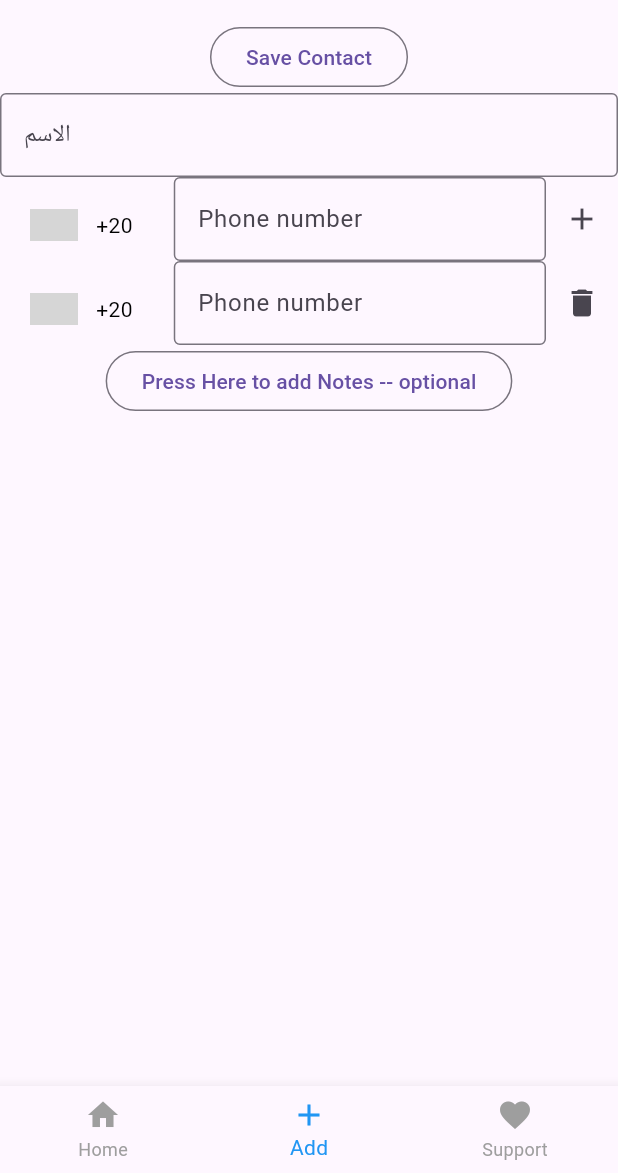
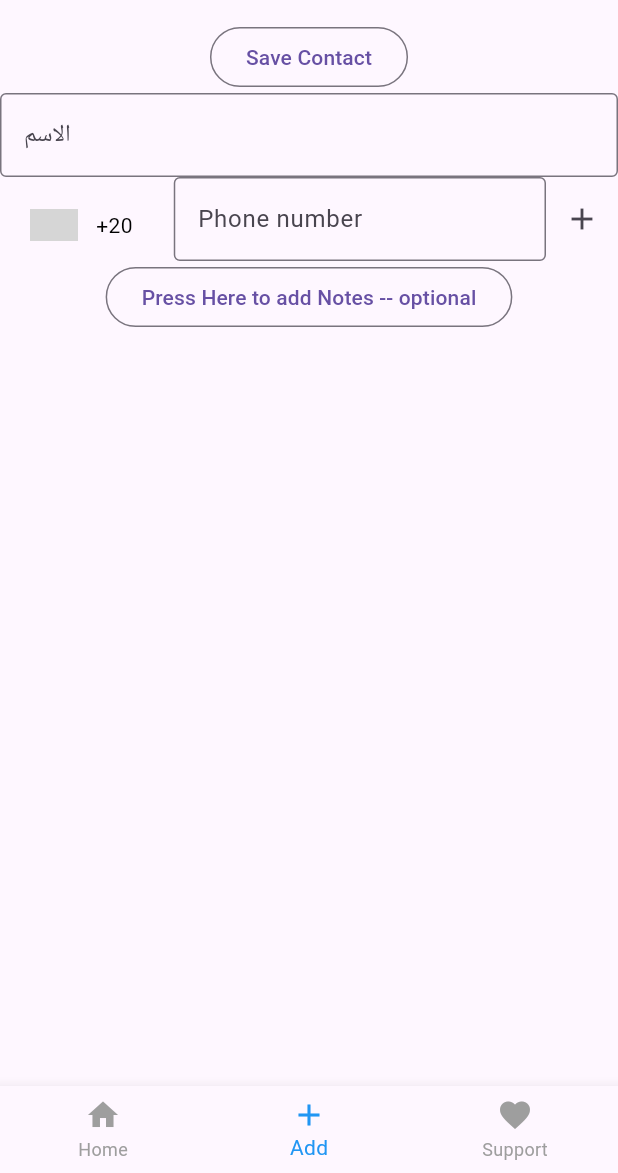
Before and after one commit to itstanany/odontoo-flutter, a Flutter app: the screen it shows after launch, item 2 of the bottom bar chosen, after a tap on the "add" icon, on a phone screen of 412 x 824 dp, the part 63-1236 px from its top. Run offline on Flutter 3.47's test engine with Material 3 defaults, Android fonts, the light colour scheme and no system bars; drawn by our look-alikes of intl_phone_number_input; our stand-ins replace bloc, floor, flutter_bloc, font_awesome_flutter, sqflite; accounts and stored records are empty; generated files the repository leaves out were written again; grey boxes are pictures that could not be loaded.

Commit message:
setup BLoC for Add user contact screen

```diff
--- /dev/null
+++ b/lib/presentation/add_user_contact_screen/bloc/add_user_contact_event.dart
@@ -0,0 +1,25 @@
+part of 'add_user_contact_bloc.dart';
+
+@immutable
+sealed class AddUserContactEvent {
+  const AddUserContactEvent();
+}
+
+final class _SubmitBtnClicked extends AddUserContactEvent {
+  const _SubmitBtnClicked();
+}
+
+final class _AddUserPhoneNumClicked extends AddUserContactEvent {
+  const _AddUserPhoneNumClicked();
+}
+
+final class PhoneNumChanged extends AddUserContactEvent {
+  const PhoneNumChanged(
+    this.index,
+    this.countryPhoneCode,
+    this.phoneNumber,
+  );
+  final int index;
+  final String countryPhoneCode;
+  final String phoneNumber;
+}
--- /dev/null
+++ b/lib/presentation/add_user_contact_screen/bloc/add_user_contact_state.dart
@@ -0,0 +1,51 @@
+part of 'add_user_contact_bloc.dart';
+
+@immutable
+sealed class AddUserContactState {
+  final AddUserContactFormInput addUserContactFormInput;
+  // const AddUserContactState._({
+  //   this.addUserContactFormInput = const AddUserContactFormInput(),
+  // });
+  //
+  // const AddUserContactState.initial() : this._();
+  //
+  // const AddUserContactState.active(
+  //   AddUserContactFormInput addUserContactFormInput,
+  // ) : this._(addUserContactFormInput: addUserContactFormInput);
+
+  const AddUserContactState(this.addUserContactFormInput);
+}
+
+class AddUserContactStateInitial extends AddUserContactState {
+  const AddUserContactStateInitial() : super(const AddUserContactFormInput());
+}
+
+class AddUserContactStateActive extends AddUserContactState {
+  const AddUserContactStateActive(
+    AddUserContactFormInput addUserContactFormInput,
+  ) : super(addUserContactFormInput);
+}
+
+class AddUserContactFormInput {
+  final List<String> numbers;
+  final List<String> dialCodes;
+  final List<int> keys;
+
+  const AddUserContactFormInput({
+    this.numbers = const [""],
+    this.dialCodes = const [""],
+    this.keys = const [1],
+  });
+
+  AddUserContactFormInput copyWith({
+    List<String>? numbers,
+    List<String>? dialCodes,
+    List<int>? keys,
+  }) {
+    return AddUserContactFormInput(
+      numbers: numbers ?? this.numbers,
+      dialCodes: dialCodes ?? this.dialCodes,
+      keys: keys ?? this.keys,
+    );
+  }
+}
--- a/lib/widgets/AddNewContactScreen.dart
+++ b/lib/widgets/AddNewContactScreen.dart
@@ -1,6 +1,8 @@
 import 'package:flutter/material.dart';
+import 'package:flutter_bloc/flutter_bloc.dart';
 import 'package:intl_phone_number_input/intl_phone_number_input.dart';
 import 'package:odontoo/main.dart';
+import 'package:odontoo/presentation/add_user_contact_screen/bloc/add_user_contact_bloc.dart';
 
 import '../data/db/entities/UserContactDBEntity.dart';
 import '../data/db/user_database.dart';
@@ -68,6 +70,114 @@ class _AddNewContactScreenState extends State<AddNewContactScreen> {
   Widget build(BuildContext context) {
     print(numbers);
     print(dialCodes);
+
+    return BlocProvider<AddUserContactBloc>(
+      create: (context) => AddUserContactBloc(),
+      child: BlocBuilder<AddUserContactBloc, AddUserContactState>(
+        builder: (context, state) {
+          final addUFI = state.addUserContactFormInput;
+          return Column(
+            children: [
+              OutlinedButton(
+                onPressed: () => saveContact(), // Call the saveContact function
+                child: Text("Save Contact"),
+              ),
+              TextField(
+                autocorrect: false,
+                decoration: InputDecoration(
+                    border: OutlineInputBorder(), hintText: "الاسم"),
+                controller: nameController,
+              ),
+              ...List.generate(
+                state.addUserContactFormInput.numbers.length,
+                (index) => Row(
+                  key: Key(addUFI.keys[index].toString()),
+                  children: [
+                    Expanded(
+                      flex: 85, // Occupy 85% of the remaining space
+                      child: InternationalPhoneNumberInput(
+                        onInputChanged: (PhoneNumber number) {
+                          print(number.phoneNumber);
+                          BlocProvider.of<AddUserContactBloc>(context)
+                              .add(PhoneNumChanged(
+                            index,
+                            number.dialCode.toString(),
+                            number.phoneNumber.toString(),
+                          ));
+                          // setState(() {
+                          //   dialCodes[index] = number.dialCode.toString();
+                          //   numbers[index] = number.parseNumber();
+                          // });
+                        },
+                        initialValue: PhoneNumber(
+                          isoCode: defaultIsoCode,
+                        ),
+                        onInputValidated: (bool value) {
+                          print(value);
+                        },
+                        selectorConfig: SelectorConfig(
+                          selectorType: PhoneInputSelectorType.BOTTOM_SHEET,
+                          useBottomSheetSafeArea: true,
+                        ),
+                        ignoreBlank: false,
+                        autoValidateMode: AutovalidateMode.disabled,
+                        selectorTextStyle: TextStyle(color: Colors.black),
+                        formatInput: true,
+                        keyboardType: TextInputType.numberWithOptions(
+                            signed: true, decimal: true),
+                        inputBorder: OutlineInputBorder(),
+                        onSaved: (PhoneNumber number) {
+                          print('On Saved: $number');
+                        },
+                      ),
+                    ),
+                    index == 0
+                        ? IconButton(
+                            icon: Icon(Icons.add),
+                            onPressed: () {
+                              // Handle plus button press
+                              setState(() {
+                                numbers.add("");
+                                dialCodes.add("");
+                                keys.add(keys.last + 1);
+                              });
+                            })
+                        : IconButton(
+                            icon: Icon(Icons.delete),
+                            onPressed: () {
+                              // Handle delete button press
+                              setState(() {
+                                numbers.removeAt(index);
+                                dialCodes.removeAt(index);
+                                keys.removeAt(index);
+                              });
+                            },
+                          ),
+                  ],
+                ),
+              ),
+              OutlinedButton(
+                  onPressed: () {
+                    setState(() {
+                      showNoteInputField = true;
+                    });
+                  },
+                  child: Text("Press Here to add Notes -- optional")),
+              if (showNoteInputField)
+                TextField(
+                  autocorrect: false,
+                  decoration: InputDecoration(
+                    hintText: "Notes",
+                    border: OutlineInputBorder(),
+                  ),
+                  controller: notesController,
+                )
+            ],
+          );
+        },
+      ),
+    );
+
     return Column(
       children: [
         OutlinedButton(
--- a/pubspec.yaml
+++ b/pubspec.yaml
@@ -34,7 +34,10 @@ dependencies:
   intl_phone_number_input: ^0.7.4
   url_launcher: ^6.2.5
   floor: ^1.4.2
-
+  bloc: ^8.1.4
+  flutter_bloc: ^8.1.5
+  equatable: ^2.0.5
+  meta: ^1.11.0
   # The following adds the Cupertino Icons font to your application.
   # Use with the CupertinoIcons class for iOS style icons.
   cupertino_icons: ^1.0.6
```
Also changed, not shown: lib/presentation/add_user_contact_screen/bloc/add_user_contact_bloc.dart (added, +32 -0 lines), pubspec.lock.
